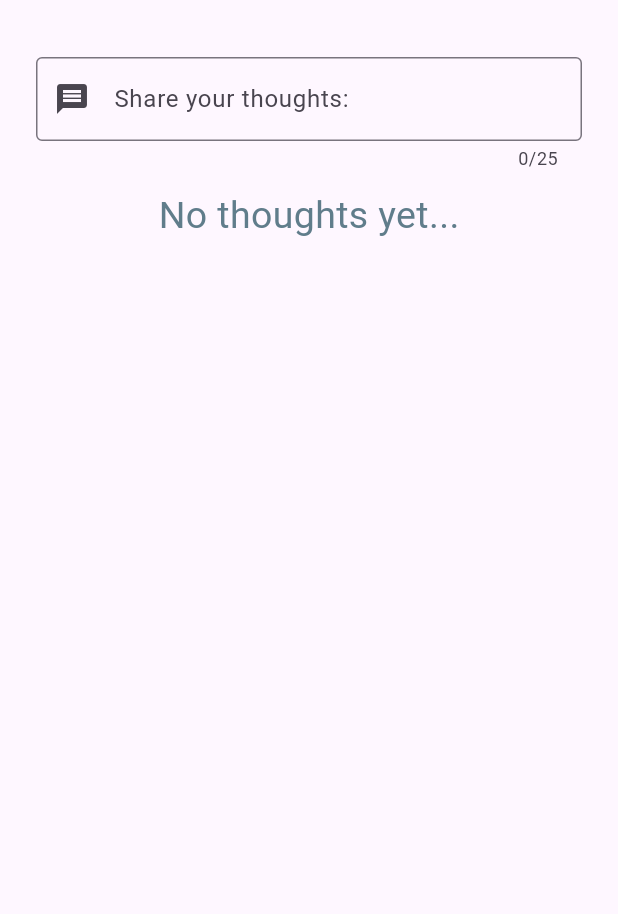
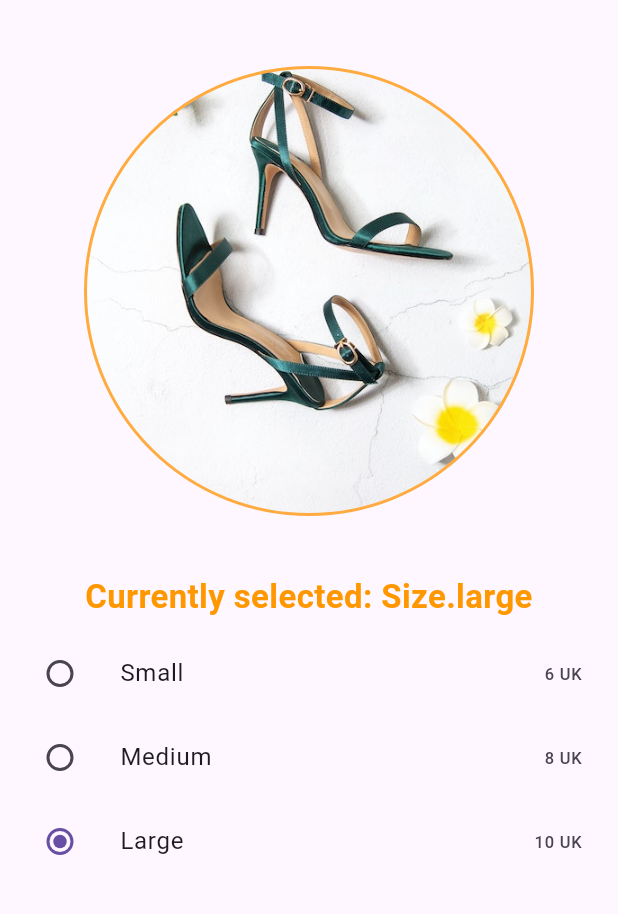
Before and after one commit to Dhannesh/app_form, a Flutter app: the screen it shows after launch, on a phone screen of 412 x 824 dp, the part 63-977 px from its top. Run offline on Flutter 3.47's test engine with Material 3 defaults, Android fonts, the phone set to English and light mode, and no system bars.

Commit message:
add radio widget

```diff
--- /dev/null
+++ b/lib/RadioStore.dart
@@ -0,0 +1,116 @@
+import 'package:flutter/material.dart';
+
+class Radiostore extends StatelessWidget {
+  const Radiostore({super.key});
+
+  @override
+  Widget build(BuildContext context) {
+    return MaterialApp(
+      title: "Insta Store",
+      theme: ThemeData(
+        primarySwatch: Colors.deepOrange,
+      ),
+      home: Scaffold(
+        appBar: AppBar(
+          title: const Text("Insta Store"),
+        ),
+        body: const RadioInputWidget(),
+      ),
+    );
+  }
+}
+
+enum Size{
+  small,
+  medium,
+  large
+}
+
+class RadioInputWidget extends StatefulWidget {
+  const RadioInputWidget({super.key});
+
+  @override
+  State<RadioInputWidget> createState() => _RadioInputWidgetState();
+}
+
+class _RadioInputWidgetState extends State<RadioInputWidget> {
+  Size _size = Size.large;
+  @override
+  Widget build(BuildContext context) {
+    return SingleChildScrollView(
+      child: Column(
+        children: <Widget>[
+          Container(
+            height: 300,
+            width: 300,
+            padding: const EdgeInsets.all(40),
+            margin: const EdgeInsets.all(30),
+            decoration: BoxDecoration(
+              border: Border.all(color: Colors.orangeAccent, width: 2),
+              image: const DecorationImage(
+                image: AssetImage("images/heels.jpg"),
+                fit: BoxFit.cover
+              ),
+              shape: BoxShape.circle
+            ),
+          ),
+          Padding(
+            padding: const EdgeInsets.all(8),
+            child: Center(
+              child: Text(
+                "Currently selected: $_size",
+                textAlign: TextAlign.center,
+                style: const TextStyle(
+                  fontSize: 22,
+                  color:Colors.orange,
+                  fontWeight: FontWeight.bold
+                ),
+              ),
+            ),
+
+          ),
+          ListTile(
+            title: const Text("Small"),
+            leading: Radio<Size>(
+              value: Size.small,
+              groupValue: _size,
+              onChanged: (Size? value){
+                setState(() {
+                  _size = value!;
+                });
+              }
+          ),
+          trailing: const Text("6 UK"),
+          ),
+          ListTile(
+            title: const Text("Medium"),
+            leading: Radio<Size>(
+                value: Size.medium,
+                groupValue: _size,
+                onChanged: (Size? value){
+                  setState(() {
+                    _size = value!;
+                  });
+                }
+            ),
+            trailing: const Text("8 UK"),
+          ),
+          ListTile(
+            title: const Text("Large"),
+            leading: Radio<Size>(
+                value: Size.large,
+                groupValue: _size,
+                onChanged: (Size? value){
+                  setState(() {
+                    _size = value!;
+                  });
+                }
+          ),
+            trailing: const Text("10 UK"),
+          )
+        ],
+      ),
+
+    );
+  }
+}
--- a/lib/main.dart
+++ b/lib/main.dart
@@ -1,81 +1,8 @@
+import 'package:app_form/RadioStore.dart';
+import 'package:app_form/TextFieldStore.dart';
 import 'package:flutter/material.dart';
 
 void main() {
-  runApp(const MyStore());
+  // runApp(const TextFieldStore());
+  runApp(const Radiostore());
 }
-
-class MyStore extends StatelessWidget {
-  const MyStore({super.key});
-
-  @override
-  Widget build(BuildContext context) {
-    return MaterialApp(
-      title: "Insta Store",
-      theme: ThemeData(
-        primarySwatch: Colors.deepPurple,
-      ),
-      home: Scaffold(
-        appBar: AppBar(
-          title: const Text("Insta Store"),
-        ),
-        body: const TextInputWidget(),
-      ),
-    );
-  }
-}
-
-class TextInputWidget extends StatefulWidget {
-  const TextInputWidget({super.key});
-
-  @override
-  State<TextInputWidget> createState() => _TextInputWidgetState();
-}
-
-class _TextInputWidgetState extends State<TextInputWidget> {
-  String thoughts = "No thoughts yet...";
-  final _textController = TextEditingController();
-
-  @override
-  void initState() {
-    // TODO: implement initState
-    super.initState();
-    _textController.addListener(() {
-      final String text = _textController.text.toUpperCase();
-      _textController.value = _textController.value.copyWith(
-        text: text,
-        selection: TextSelection(baseOffset: text.length, extentOffset: text.length)
-      );
-      setState(() {
-        thoughts = text;
-      });
-    });
-  }
-  @override
-  Widget build(BuildContext context) {
-    return Padding(
-      padding: const EdgeInsets.all(24),
-      child: Column(children: <Widget>[
-        TextField(
-          decoration: const InputDecoration(
-              prefixIcon: Icon(Icons.message),
-              border: OutlineInputBorder(),
-              labelText: "Share your thoughts: ",
-              hintText: "What's on your mind?"),
-          keyboardType: TextInputType.text,
-          maxLength: 25,
-          controller: _textController,
-        ),
-        Center(
-          child: Container(
-            padding: const EdgeInsets.all(12),
-            child: Text(thoughts, style: const TextStyle(
-              color: Colors.blueGrey,
-              fontSize: 25,
-            ),),
-          )
-        )
-
-      ]),
-    );
-  }
-}
--- a/pubspec.yaml
+++ b/pubspec.yaml
@@ -58,8 +58,8 @@ flutter:
   uses-material-design: true
 
   # To add assets to your application, add an assets section, like this:
-  # assets:
-  #   - images/a_dot_burr.jpeg
+  assets:
+     - images/
   #   - images/a_dot_ham.jpeg
 
   # An image asset can refer to one or more resolution-specific "variants", see
```
Also changed, not shown: lib/TextFieldStore.dart (added, +79 -0 lines), images/heels.jpg (added), images/jeans.jpg (added), images/sweatshirt.jpg (added), images/tie.jpg (added), images/top.jpg (added), 1 other file.
